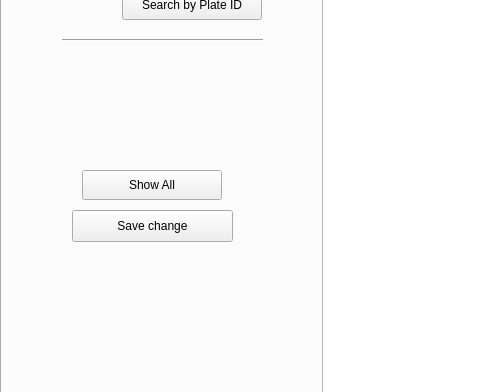
Qt form Project_Folder/Project_Space/Concentrate_Advance.ui (Joel-HsienChi/-----) before a commit; both pictures show x 0 to 480 and y 216 to 608 of the 1158 by 801 pixel window.
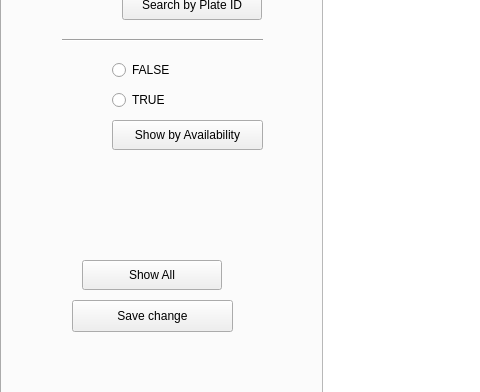
The same form after that commit.

Commit message: modified:   Project_Folder/Project_Space/Concentrate_Advance.ui 	modified:   Project_Folder/Project_Space/Function.py 	modified:   Project_Folder/Project_Space/Login_Main.py 	modified:   Project_Folder/Project_Space/Project.db 	modified:   Project_Folder/Project_Space/__pycache__/Function.cpython-39.pyc 	modified:   Project_Folder/Project_Space/convert.txt

Diff of the .ui file:
```diff
--- a/Project_Folder/Project_Space/Concentrate_Advance.ui
+++ b/Project_Folder/Project_Space/Concentrate_Advance.ui
@@ -944,7 +944,7 @@
     <property name="geometry">
      <rect>
       <x>70</x>
-      <y>400</y>
+      <y>490</y>
       <width>161</width>
       <height>32</height>
      </rect>
@@ -963,7 +963,7 @@
     <property name="geometry">
      <rect>
       <x>80</x>
-      <y>360</y>
+      <y>450</y>
       <width>140</width>
       <height>30</height>
      </rect>
@@ -1118,6 +1118,63 @@
      <string/>
     </property>
    </widget>
+   <widget class="QPushButton" name="Fail_type_button_2">
+    <property name="geometry">
+     <rect>
+      <x>110</x>
+      <y>310</y>
+      <width>151</width>
+      <height>30</height>
+     </rect>
+    </property>
+    <property name="minimumSize">
+     <size>
+      <width>140</width>
+      <height>30</height>
+     </size>
+    </property>
+    <property name="text">
+     <string>Show by Availability</string>
+    </property>
+   </widget>
+   <widget class="QRadioButton" name="Available_FALSE">
+    <property name="geometry">
+     <rect>
+      <x>110</x>
+      <y>250</y>
+      <width>100</width>
+      <height>20</height>
+     </rect>
+    </property>
+    <property name="minimumSize">
+     <size>
+      <width>100</width>
+      <height>20</height>
+     </size>
+    </property>
+    <property name="text">
+     <string>FALSE</string>
+    </property>
+   </widget>
+   <widget class="QRadioButton" name="Available_TRUE">
+    <property name="geometry">
+     <rect>
+      <x>110</x>
+      <y>280</y>
+      <width>100</width>
+      <height>20</height>
+     </rect>
+    </property>
+    <property name="minimumSize">
+     <size>
+      <width>100</width>
+      <height>20</height>
+     </size>
+    </property>
+    <property name="text">
+     <string>TRUE</string>
+    </property>
+   </widget>
   </widget>
  </widget>
  <resources/>
```
The commit also changes 5 other files.
